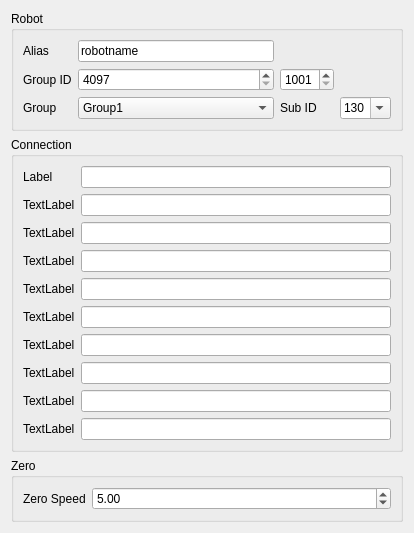
ww4u/megarobostudio, file source/wnd/ui/robocompref.ui: the form before one commit.
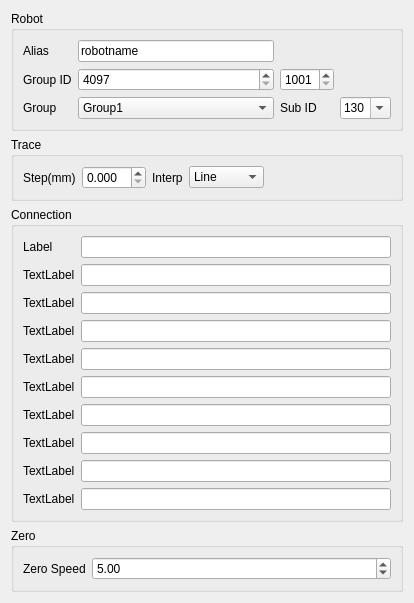
The form after the commit.

Diff of the .ui file:
```diff
--- a/source/wnd/ui/robocompref.ui
+++ b/source/wnd/ui/robocompref.ui
@@ -7,7 +7,7 @@
     <x>0</x>
     <y>0</y>
     <width>414</width>
-    <height>478</height>
+    <height>536</height>
    </rect>
   </property>
   <property name="windowTitle">
@@ -135,6 +135,68 @@
      </layout>
     </widget>
    </item>
+   <item>
+    <widget class="QGroupBox" name="groupBox_4">
+     <property name="title">
+      <string>Trace</string>
+     </property>
+     <layout class="QGridLayout" name="gridLayout_4">
+      <item row="0" column="4">
+       <spacer name="horizontalSpacer_4">
+        <property name="orientation">
+         <enum>Qt::Horizontal</enum>
+        </property>
+        <property name="sizeHint" stdset="0">
+         <size>
+          <width>40</width>
+          <height>20</height>
+         </size>
+        </property>
+       </spacer>
+      </item>
+      <item row="0" column="0">
+       <widget class="QLabel" name="label_16">
+        <property name="text">
+         <string>Step(mm)</string>
+        </property>
+       </widget>
+      </item>
+      <item row="0" column="1">
+       <widget class="QDoubleSpinBox" name="spinInterpStep">
+        <property name="decimals">
+         <number>3</number>
+        </property>
+       </widget>
+      </item>
+      <item row="0" column="2">
+       <widget class="QLabel" name="label_17">
+        <property name="text">
+         <string>Interp</string>
+        </property>
+       </widget>
+      </item>
+      <item row="0" column="3">
+       <widget class="QComboBox" name="cmbInterpMode">
+        <item>
+         <property name="text">
+          <string>Line</string>
+         </property>
+        </item>
+        <item>
+         <property name="text">
+          <string>3rd Poly</string>
+         </property>
+        </item>
+        <item>
+         <property name="text">
+          <string>5th Poly</string>
+         </property>
+        </item>
+       </widget>
+      </item>
+     </layout>
+    </widget>
+   </item>
    <item>
     <widget class="QGroupBox" name="groupBox_2">
      <property name="title">
```
Left out of the diff: 96 changed lines with no effect on the pictures.
